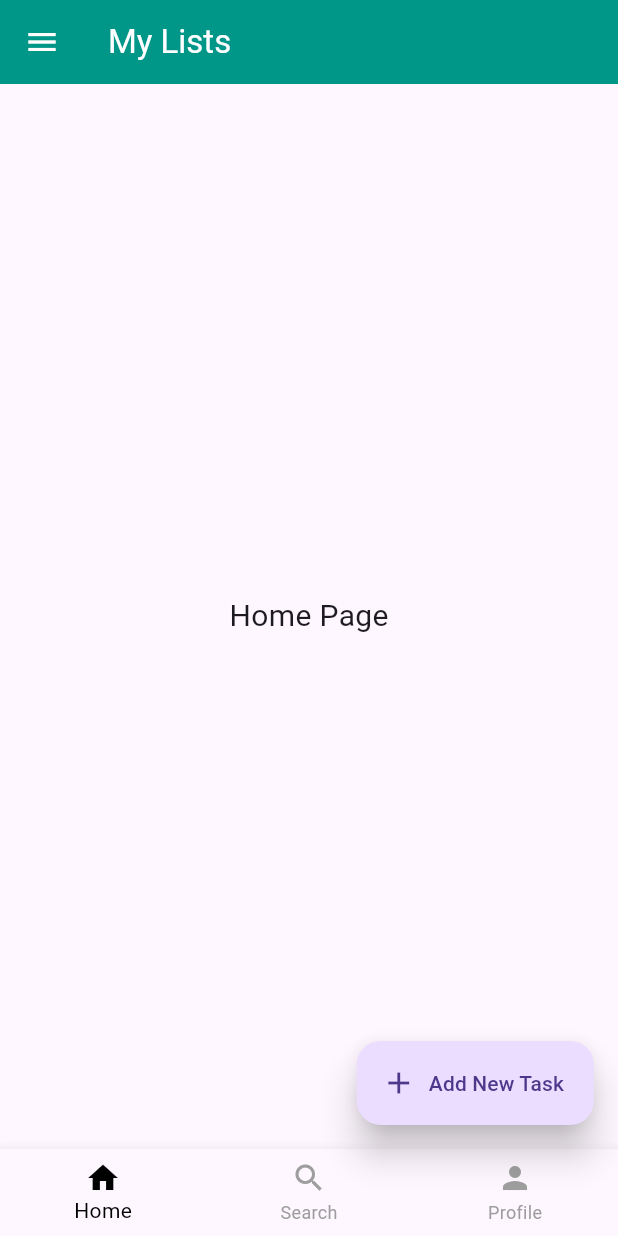
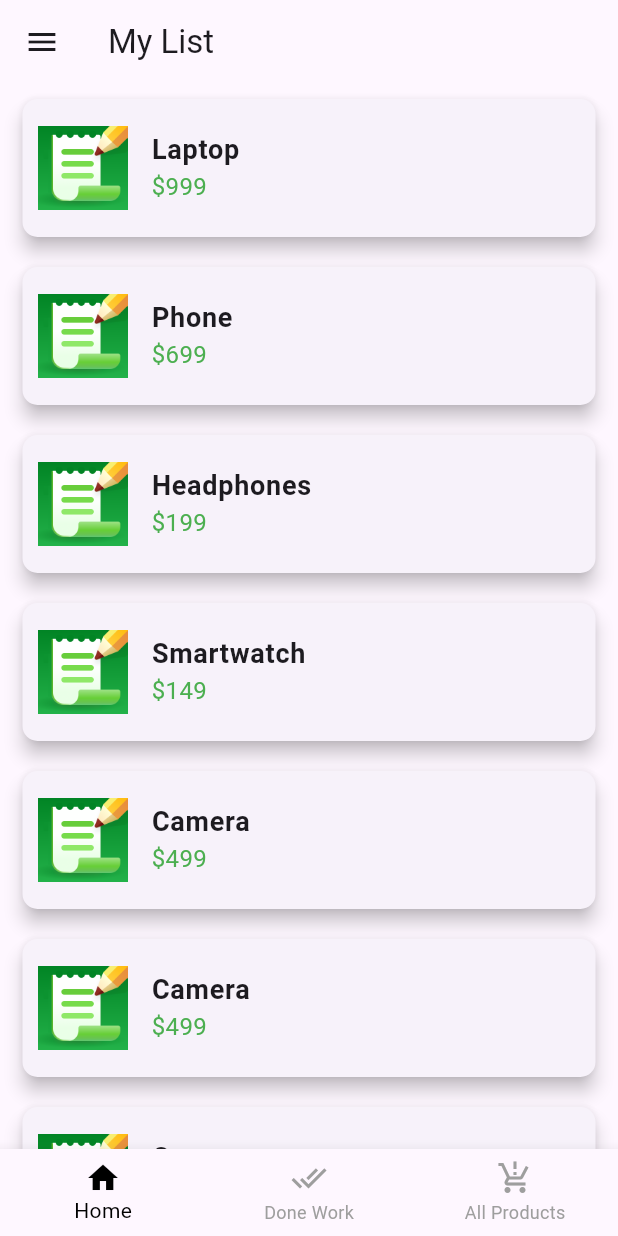
Before and after one commit to andmahmud/listonic, a Flutter app: the screen it shows after launch, on a phone screen of 412 x 824 dp. Run offline on Flutter 3.47's test engine with Material 3 defaults, Android fonts, the light colour scheme and no system bars.

Commit message:
update all

```diff
--- a/lib/screens/drawar.dart
+++ b/lib/screens/drawar.dart
@@ -1,4 +1,5 @@
 import 'package:flutter/material.dart';
+import 'package:listonic/screens/home.dart';
 
 // ignore: camel_case_types
 class drawar extends StatelessWidget {
@@ -43,10 +44,12 @@ class drawar extends StatelessWidget {
             ),
           ),
           ListTile(
-            leading: Icon(Icons.list),
-            title: Text("My List"),
-            onTap: () => debugPrint("object"),
-          ),
+              leading: Icon(Icons.list),
+              title: Text("My List"),
+              onTap: () {
+                Navigator.push(context,
+                    MaterialPageRoute(builder: (context) => MyHomePage()));
+              }),
           ListTile(
             leading: Icon(Icons.delete),
             title: Text("Trash"),
--- a/lib/screens/home.dart
+++ b/lib/screens/home.dart
@@ -1,47 +1,50 @@
-import 'package:listonic/screens/drawar.dart';
 import 'package:flutter/material.dart';
+import 'package:listonic/screens/AllProductsPage%20.dart';
+import 'package:listonic/screens/Done_work.dart';
+import 'package:listonic/screens/drawar.dart'; // Custom drawer
+import 'package:listonic/screens/my_list.dart'; // Task list screen
 
 class MyHomePage extends StatefulWidget {
   const MyHomePage({super.key});
 
   @override
-  // ignore: library_private_types_in_public_api
   _MyHomePageState createState() => _MyHomePageState();
 }
 
 class _MyHomePageState extends State<MyHomePage> {
-  int _currentIndex = 0;
+  int _currentIndex = 0; // Tracks the current selected index
 
-  // List of widgets to display for each navigation item
+  // List of pages to display for each BottomNavigationBar item
   final List<Widget> _pages = [
-    Center(child: Text("Home Page", style: TextStyle(fontSize: 20))),
-    Center(child: Text("Search Page", style: TextStyle(fontSize: 20))),
-    Center(child: Text("Profile Page", style: TextStyle(fontSize: 20))),
+    MyList(), // Using the MyList widget for the Home page
+    DoneWorkList(),
+
+    AllProductsPage(),
   ];
 
   @override
   Widget build(BuildContext context) {
     return Scaffold(
-      drawer: drawar(),
+      drawer: drawar(), // Custom drawer
       appBar: AppBar(
-        title: Text("My Lists"),
-        backgroundColor: Colors.teal,
-        foregroundColor: Colors.white,
+        title: Text(
+          _currentIndex == 0
+              ? "My List"
+              : _currentIndex == 1
+                  ? "Search"
+                  : "Profile", // Fixed ternary operator syntax
+        ),
+        backgroundColor:
+            Colors.transparent, // Transparent background to remove extra UI
+        elevation: 0, // No shadow for the AppBar
       ),
-      floatingActionButton: FloatingActionButton.extended(
-        elevation: 10,
-        label: Text("Add New Task"), // Text on the button
-        icon: Icon(Icons.add), // Icon next to the text
-        onPressed: () {
-          // Add your action here
-        },
-      ),
-      body: _pages[_currentIndex],
+
+      body: _pages[_currentIndex], // Display page based on selected index
       bottomNavigationBar: BottomNavigationBar(
-        currentIndex: _currentIndex,
+        currentIndex: _currentIndex, // Highlight the current index
         onTap: (index) {
           setState(() {
-            _currentIndex = index;
+            _currentIndex = index; // Update the index when an item is tapped
           });
         },
         items: [
@@ -50,12 +53,12 @@ class _MyHomePageState extends State<MyHomePage> {
             label: "Home",
           ),
           BottomNavigationBarItem(
-            icon: Icon(Icons.search),
-            label: "Search",
+            icon: Icon(Icons.done_all),
+            label: "Done Work",
           ),
           BottomNavigationBarItem(
-            icon: Icon(Icons.person),
-            label: "Profile",
+            icon: Icon(Icons.production_quantity_limits),
+            label: "All Products",
           ),
         ],
         selectedItemColor: Colors.black,
--- a/lib/screens/my_list.dart
+++ b/lib/screens/my_list.dart
@@ -1,12 +1,75 @@
 import 'package:flutter/material.dart';
 
-class mylist extends StatelessWidget {
-  const mylist({super.key});
+class MyList extends StatelessWidget {
+  const MyList({super.key});
 
   @override
   Widget build(BuildContext context) {
-    return Center(
-      child: Text("My List"),
+    // Sample list of products
+    final products = [
+      {"name": "Laptop", "price": "\$999", "image": "assets/images/logo.png"},
+      {"name": "Phone", "price": "\$699", "image": "assets/images/logo.png"},
+      {
+        "name": "Headphones",
+        "price": "\$199",
+        "image": "assets/images/logo.png"
+      },
+      {
+        "name": "Smartwatch",
+        "price": "\$149",
+        "image": "assets/images/logo.png"
+      },
+      {"name": "Camera", "price": "\$499", "image": "assets/images/logo.png"},
+      {"name": "Camera", "price": "\$499", "image": "assets/images/logo.png"},
+      {"name": "Camera", "price": "\$499", "image": "assets/images/logo.png"},
+      {"name": "Camera", "price": "\$499", "image": "assets/images/logo.png"},
+      {"name": "Camera", "price": "\$499", "image": "assets/images/logo.png"},
+      {"name": "Camera", "price": "\$499", "image": "assets/images/logo.png"},
+      {"name": "Camera", "price": "\$499", "image": "assets/images/logo.png"},
+      {"name": "Camera", "price": "\$499", "image": "assets/images/logo.png"},
+      {"name": "Camera", "price": "\$499", "image": "assets/images/logo.png"},
+      {"name": "Camera", "price": "\$499", "image": "assets/images/logo.png"},
+    ];
+
+    return Scaffold(
+      // appBar: AppBar(
+      //   title: Text("Product List"),
+      //   backgroundColor: Colors.teal,
+      // ),
+      body: ListView.builder(
+        itemCount: products.length,
+        itemBuilder: (context, index) {
+          final product = products[index];
+          return Card(
+            margin: EdgeInsets.symmetric(vertical: 10, horizontal: 15),
+            elevation: 5,
+            shape: RoundedRectangleBorder(
+              borderRadius: BorderRadius.circular(10),
+            ),
+            child: ListTile(
+              contentPadding: EdgeInsets.all(10),
+              leading: Image.asset(
+                product['image']!,
+                width: 60,
+                height: 60,
+                fit: BoxFit.cover,
+              ),
+              title: Text(
+                product['name']!,
+                style: TextStyle(fontSize: 18, fontWeight: FontWeight.bold),
+              ),
+              subtitle: Text(
+                product['price']!,
+                style: TextStyle(fontSize: 16, color: Colors.green),
+              ),
+              onTap: () {
+                // Handle item tap (e.g., navigate to product details)
+                print("Tapped on ${product['name']}");
+              },
+            ),
+          );
+        },
+      ),
     );
   }
 }
```
Also changed, not shown: lib/screens/AllProductsPage .dart (added), lib/screens/Done_work.dart (added).
